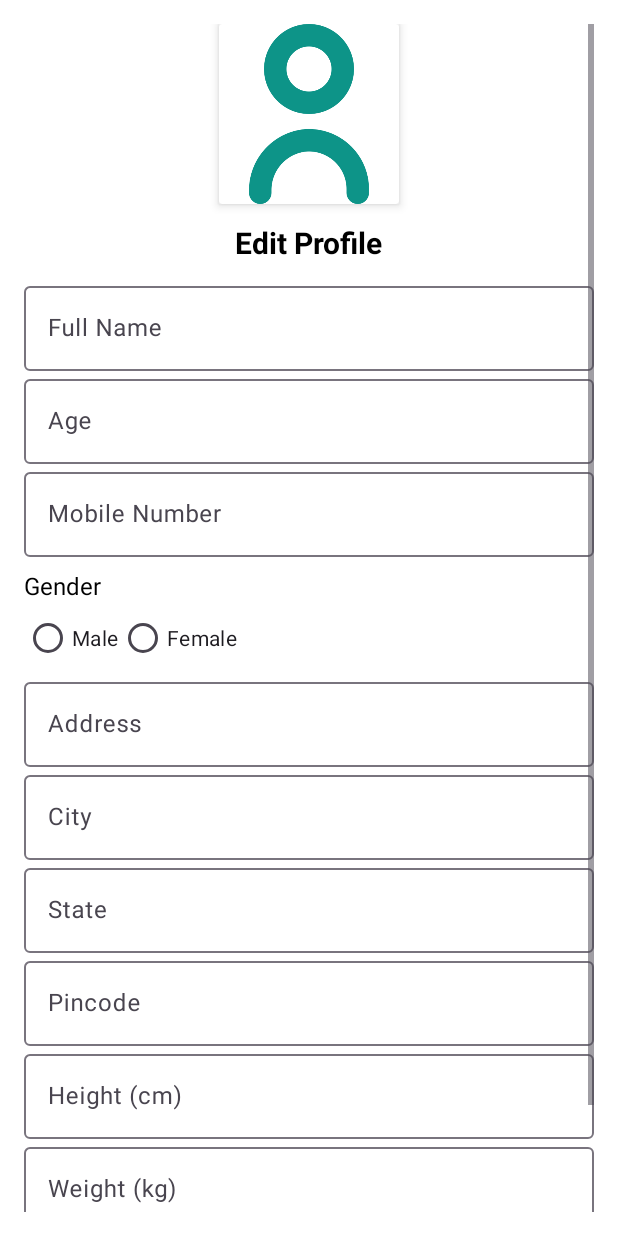
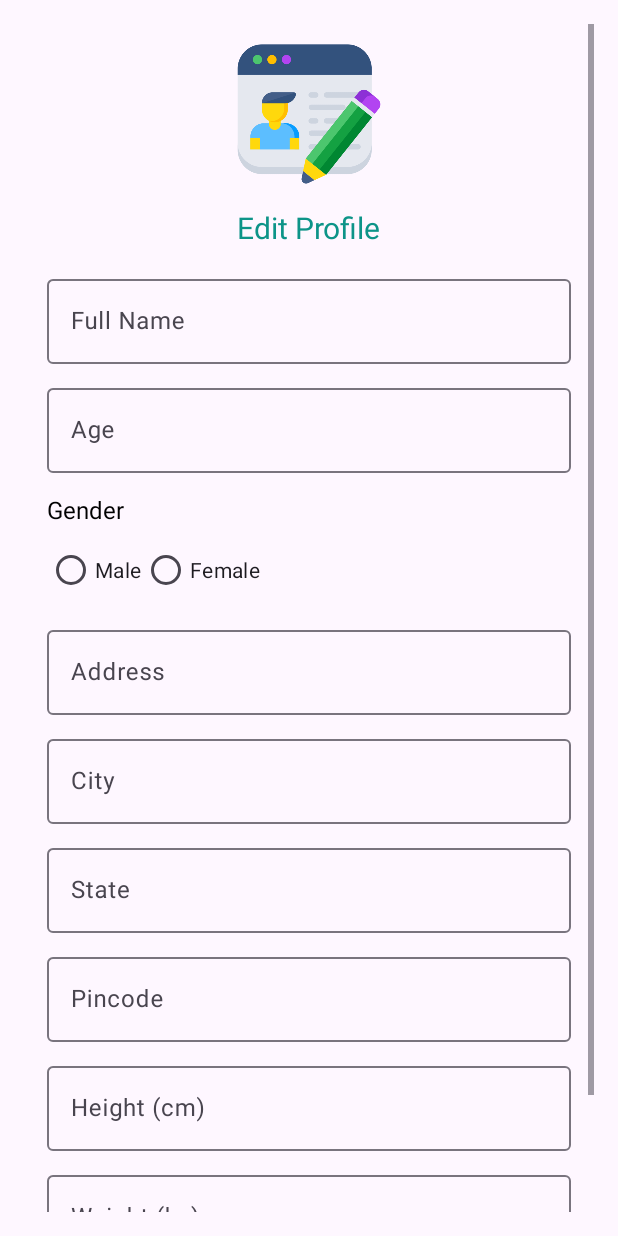
Before and after one commit to vishal-bhutekar21/Age-well-Elder-Care, an Android app: the layout activity_profile.xml on its own in the app's theme, with its tools: preview values and no code run, on a phone screen of 412 x 824 dp. Run offline under Robolectric (Android 15) with nearby library versions, the phone set to English and light mode, and no system bars.

Commit message:
commit after profile

```diff
--- a/app/src/main/res/layout/activity_profile.xml
+++ b/app/src/main/res/layout/activity_profile.xml
@@ -5,40 +5,34 @@
     android:layout_width="match_parent"
     android:layout_height="match_parent"
     android:padding="16dp"
-    android:background="@android:color/white">
+    android:id="@+id/main"
+>
 
     <LinearLayout
         android:layout_width="match_parent"
         android:layout_height="wrap_content"
         android:orientation="vertical"
         android:gravity="center"
-        android:id="@+id/main"
-        android:paddingBottom="20dp">
+        android:paddingBottom="20dp"
+        android:padding="10dp">
 
         <!-- Profile Picture -->
-        <androidx.cardview.widget.CardView
-            android:layout_width="120dp"
-            android:layout_height="120dp"
-            android:radius="60dp"
-            app:cardElevation="4dp"
-            app:cardBackgroundColor="@android:color/white"
-            android:layout_gravity="center">
+
 
             <ImageView
                 android:id="@+id/profilePicture"
-                android:layout_width="match_parent"
-                android:layout_height="match_parent"
+                android:layout_width="100dp"
+                android:layout_height="100dp"
                 android:scaleType="centerCrop"
-                android:src="@drawable/ic_profile"/>
-        </androidx.cardview.widget.CardView>
+                android:src="@drawable/profile"/>
+
 
         <TextView
             android:layout_width="wrap_content"
             android:layout_height="wrap_content"
             android:text="Edit Profile"
             android:textSize="20sp"
-            android:textStyle="bold"
-            android:textColor="@android:color/black"
+            android:textColor="@color/primary"
             android:layout_gravity="center"
             android:paddingTop="12dp"/>
 
@@ -52,19 +46,23 @@
             <!-- Full Name -->
             <com.google.android.material.textfield.TextInputLayout
                 android:layout_width="match_parent"
-                android:layout_height="wrap_content">
+                android:layout_height="wrap_content"
+
+                android:layout_margin="5dp">
                 <com.google.android.material.textfield.TextInputEditText
                     android:id="@+id/etName"
                     android:layout_width="match_parent"
                     android:layout_height="wrap_content"
                     android:hint="Full Name"
+
                     android:enabled="false"/>
             </com.google.android.material.textfield.TextInputLayout>
 
             <!-- Age -->
             <com.google.android.material.textfield.TextInputLayout
                 android:layout_width="match_parent"
-                android:layout_height="wrap_content">
+                android:layout_height="wrap_content"
+                android:layout_margin="5dp">
                 <com.google.android.material.textfield.TextInputEditText
                     android:id="@+id/etAge"
                     android:layout_width="match_parent"
@@ -75,17 +73,6 @@
             </com.google.android.material.textfield.TextInputLayout>
 
             <!-- Mobile -->
-            <com.google.android.material.textfield.TextInputLayout
-                android:layout_width="match_parent"
-                android:layout_height="wrap_content">
-                <com.google.android.material.textfield.TextInputEditText
-                    android:id="@+id/etMobile"
-                    android:layout_width="match_parent"
-                    android:layout_height="wrap_content"
-                    android:hint="Mobile Number"
-                    android:enabled="false"
-                    android:inputType="phone"/>
-            </com.google.android.material.textfield.TextInputLayout>
 
             <!-- Gender -->
             <TextView
@@ -94,20 +81,28 @@
                 android:text="Gender"
                 android:textSize="16sp"
                 android:textColor="@android:color/black"
-                android:paddingTop="8dp"/>
+                android:paddingTop="8dp"
+                android:layout_marginLeft="5dp"/>
             <RadioGroup
+
                 android:id="@+id/radioGender"
                 android:layout_width="match_parent"
                 android:layout_height="wrap_content"
-                android:orientation="horizontal">
-                <RadioButton android:id="@+id/rbMale" android:text="Male" android:layout_height="wrap_content" android:layout_width="wrap_content"/>
-                <RadioButton android:id="@+id/rbFemale" android:text="Female" android:layout_height="wrap_content" android:layout_width="wrap_content"/>
+                android:orientation="horizontal"
+                android:layout_margin="5dp">
+                <RadioButton
+                    android:clickable="false"
+                    android:id="@+id/rbMale" android:text="Male" android:layout_height="wrap_content" android:layout_width="wrap_content"/>
+                <RadioButton
+                    android:clickable="false"
+                    android:id="@+id/rbFemale" android:text="Female" android:layout_height="wrap_content" android:layout_width="wrap_content"/>
             </RadioGroup>
 
             <!-- Address -->
             <com.google.android.material.textfield.TextInputLayout
                 android:layout_width="match_parent"
-                android:layout_height="wrap_content">
+                android:layout_height="wrap_content"
+                android:layout_margin="5dp">
                 <com.google.android.material.textfield.TextInputEditText
                     android:id="@+id/etAddress"
                     android:layout_width="match_parent"
@@ -119,7 +114,8 @@
             <!-- City -->
             <com.google.android.material.textfield.TextInputLayout
                 android:layout_width="match_parent"
-                android:layout_height="wrap_content">
+                android:layout_height="wrap_content"
+                android:layout_margin="5dp">
                 <com.google.android.material.textfield.TextInputEditText
                     android:id="@+id/etCity"
                     android:layout_width="match_parent"
@@ -131,7 +127,8 @@
             <!-- State -->
             <com.google.android.material.textfield.TextInputLayout
                 android:layout_width="match_parent"
-                android:layout_height="wrap_content">
+                android:layout_height="wrap_content"
+                android:layout_margin="5dp">
                 <com.google.android.material.textfield.TextInputEditText
                     android:id="@+id/etState"
                     android:layout_width="match_parent"
@@ -143,7 +140,8 @@
             <!-- Pincode -->
             <com.google.android.material.textfield.TextInputLayout
                 android:layout_width="match_parent"
-                android:layout_height="wrap_content">
+                android:layout_height="wrap_content"
+                android:layout_margin="5dp">
                 <com.google.android.material.textfield.TextInputEditText
                     android:id="@+id/etPincode"
                     android:layout_width="match_parent"
@@ -156,7 +154,8 @@
             <!-- Height & Weight -->
             <com.google.android.material.textfield.TextInputLayout
                 android:layout_width="match_parent"
-                android:layout_height="wrap_content">
+                android:layout_height="wrap_content"
+                android:layout_margin="5dp">
                 <com.google.android.material.textfield.TextInputEditText
                     android:id="@+id/etHeight"
                     android:layout_width="match_parent"
@@ -168,7 +167,8 @@
 
             <com.google.android.material.textfield.TextInputLayout
                 android:layout_width="match_parent"
-                android:layout_height="wrap_content">
+                android:layout_height="wrap_content"
+                android:layout_margin="5dp">
                 <com.google.android.material.textfield.TextInputEditText
                     android:id="@+id/etWeight"
                     android:layout_width="match_parent"
@@ -187,6 +187,7 @@
                 android:visibility="visible"
                 style="@style/Widget.MaterialComponents.Button"
                 android:backgroundTint="@color/primary"
+                android:layout_margin="5dp"
 
                 android:layout_marginTop="16dp"/>
         </LinearLayout>
```
Also changed, not shown: app/src/main/java/com/chaitany/agewell/ProfileActivity.java (+85 -35 lines), app/src/main/res/drawable/profile.png (added).
